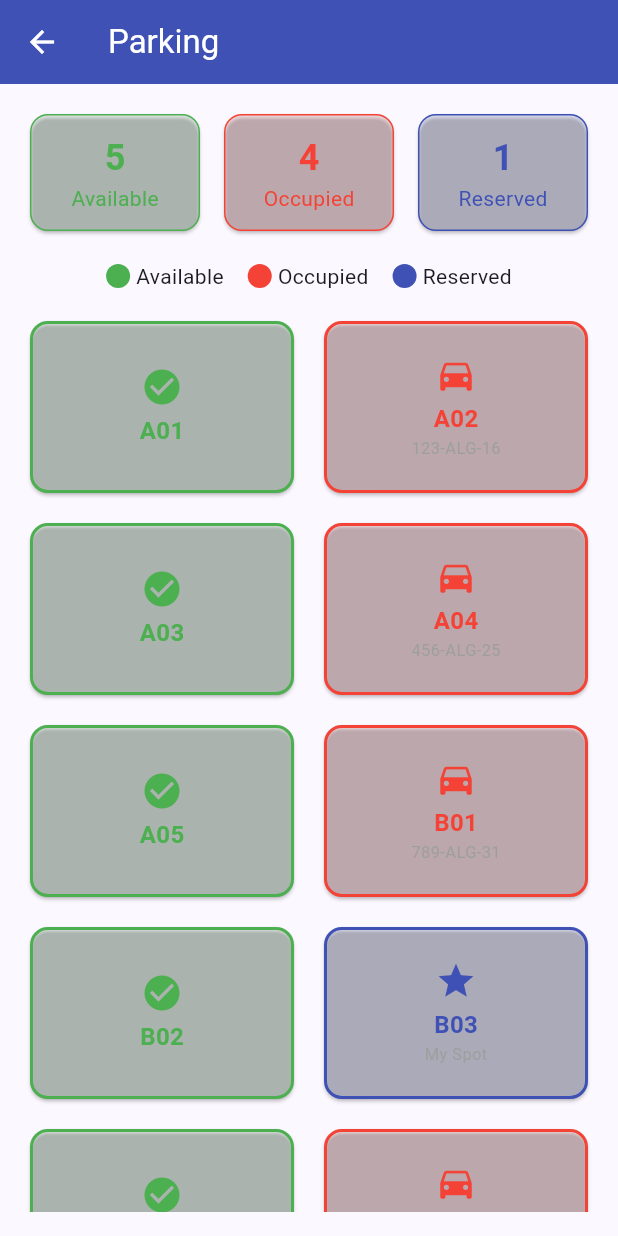
After one commit to ayasouaissia/smart_residence_app, a Flutter app: the ParkingScreen screen opened directly, on a phone screen of 412 x 824 dp. The commit adds this screen. Run offline on Flutter 3.47's test engine with Material 3 defaults, Android fonts, the light colour scheme and no system bars.

Commit message:
Day 4: Parking Screen

```diff
--- a/lib/screens/home_screen.dart
+++ b/lib/screens/home_screen.dart
@@ -3,6 +3,7 @@ import 'profile_screen.dart';
 import 'maintenance_screen.dart';
 import 'visitor_screen.dart';
 import 'vehicle_screen.dart';
+import 'parking_screen.dart';
 
 class HomeScreen extends StatelessWidget {
   const HomeScreen({super.key});
@@ -16,8 +17,8 @@ class HomeScreen extends StatelessWidget {
         foregroundColor: Colors.white,
       ),
       body: SingleChildScrollView(
-  padding: const EdgeInsets.all(24),
-  child: Column(
+        padding: const EdgeInsets.all(24),
+        child: Column(
           crossAxisAlignment: CrossAxisAlignment.start,
           children: [
             const Text(
@@ -72,6 +73,17 @@ class HomeScreen extends StatelessWidget {
                 MaterialPageRoute(builder: (_) => const VehicleScreen()),
               ),
             ),
+            const SizedBox(height: 16),
+            _menuCard(
+              context,
+              icon: Icons.local_parking,
+              title: "Parking",
+              subtitle: "Check parking spot availability",
+              onTap: () => Navigator.push(
+                context,
+                MaterialPageRoute(builder: (_) => const ParkingScreen()),
+              ),
+            ),
           ],
         ),
       ),
--- /dev/null
+++ b/lib/screens/parking_screen.dart
@@ -0,0 +1,191 @@
+import 'package:flutter/material.dart';
+
+class ParkingScreen extends StatefulWidget {
+  const ParkingScreen({super.key});
+
+  @override
+  State<ParkingScreen> createState() => _ParkingScreenState();
+}
+
+class _ParkingScreenState extends State<ParkingScreen> {
+  // Dummy parking data
+  final List<Map<String, dynamic>> _spots = [
+    {"number": "A01", "status": "available", "plate": ""},
+    {"number": "A02", "status": "occupied", "plate": "123-ALG-16"},
+    {"number": "A03", "status": "available", "plate": ""},
+    {"number": "A04", "status": "occupied", "plate": "456-ALG-25"},
+    {"number": "A05", "status": "available", "plate": ""},
+    {"number": "B01", "status": "occupied", "plate": "789-ALG-31"},
+    {"number": "B02", "status": "available", "plate": ""},
+    {"number": "B03", "status": "reserved", "plate": "My Spot"},
+    {"number": "B04", "status": "available", "plate": ""},
+    {"number": "B05", "status": "occupied", "plate": "321-ALG-09"},
+  ];
+
+  Color _getColor(String status) {
+    switch (status) {
+      case "available":
+        return Colors.green;
+      case "occupied":
+        return Colors.red;
+      case "reserved":
+        return Colors.indigo;
+      default:
+        return Colors.grey;
+    }
+  }
+
+  IconData _getIcon(String status) {
+    switch (status) {
+      case "available":
+        return Icons.check_circle;
+      case "occupied":
+        return Icons.directions_car;
+      case "reserved":
+        return Icons.star;
+      default:
+        return Icons.help;
+    }
+  }
+
+  @override
+  Widget build(BuildContext context) {
+    int available = _spots.where((s) => s["status"] == "available").length;
+    int occupied = _spots.where((s) => s["status"] == "occupied").length;
+    int reserved = _spots.where((s) => s["status"] == "reserved").length;
+
+    return Scaffold(
+      appBar: AppBar(
+        title: const Text("Parking"),
+        backgroundColor: Colors.indigo,
+        foregroundColor: Colors.white,
+      ),
+      body: Padding(
+        padding: const EdgeInsets.all(16),
+        child: Column(
+          children: [
+            // Summary cards
+            Row(
+              children: [
+                _summaryCard("Available", available, Colors.green),
+                const SizedBox(width: 8),
+                _summaryCard("Occupied", occupied, Colors.red),
+                const SizedBox(width: 8),
+                _summaryCard("Reserved", reserved, Colors.indigo),
+              ],
+            ),
+            const SizedBox(height: 16),
+
+            // Legend
+            Row(
+              mainAxisAlignment: MainAxisAlignment.center,
+              children: [
+                _legendItem(Colors.green, "Available"),
+                const SizedBox(width: 16),
+                _legendItem(Colors.red, "Occupied"),
+                const SizedBox(width: 16),
+                _legendItem(Colors.indigo, "Reserved"),
+              ],
+            ),
+            const SizedBox(height: 16),
+
+            // Parking grid
+            Expanded(
+              child: GridView.builder(
+                gridDelegate: const SliverGridDelegateWithFixedCrossAxisCount(
+                  crossAxisCount: 2,
+                  crossAxisSpacing: 12,
+                  mainAxisSpacing: 12,
+                  childAspectRatio: 1.5,
+                ),
+                itemCount: _spots.length,
+                itemBuilder: (context, index) {
+                  final spot = _spots[index];
+                  return Card(
+                    color: _getColor(spot["status"]).withOpacity(0.1),
+                    shape: RoundedRectangleBorder(
+                      borderRadius: BorderRadius.circular(12),
+                      side: BorderSide(
+                        color: _getColor(spot["status"]),
+                        width: 2,
+                      ),
+                    ),
+                    child: Column(
+                      mainAxisAlignment: MainAxisAlignment.center,
+                      children: [
+                        Icon(
+                          _getIcon(spot["status"]),
+                          color: _getColor(spot["status"]),
+                          size: 28,
+                        ),
+                        const SizedBox(height: 4),
+                        Text(
+                          spot["number"],
+                          style: TextStyle(
+                            fontSize: 16,
+                            fontWeight: FontWeight.bold,
+                            color: _getColor(spot["status"]),
+                          ),
+                        ),
+                        if (spot["plate"] != "")
+                          Text(
+                            spot["plate"],
+                            style: const TextStyle(
+                              fontSize: 11,
+                              color: Colors.grey,
+                            ),
+                          ),
+                      ],
+                    ),
+                  );
+                },
+              ),
+            ),
+          ],
+        ),
+      ),
+    );
+  }
+
+  Widget _summaryCard(String label, int count, Color color) {
+    return Expanded(
+      child: Card(
+        color: color.withOpacity(0.1),
+        shape: RoundedRectangleBorder(
+          borderRadius: BorderRadius.circular(12),
+          side: BorderSide(color: color),
+        ),
+        child: Padding(
+          padding: const EdgeInsets.all(12),
+          child: Column(
+            children: [
+              Text(
+                count.toString(),
+                style: TextStyle(
+                  fontSize: 24,
+                  fontWeight: FontWeight.bold,
+                  color: color,
+                ),
+              ),
+              Text(label, style: TextStyle(color: color)),
+            ],
+          ),
+        ),
+      ),
+    );
+  }
+
+  Widget _legendItem(Color color, String label) {
+    return Row(
+      children: [
+        Container(
+          width: 16,
+          height: 16,
+          decoration: BoxDecoration(color: color, shape: BoxShape.circle),
+        ),
+        const SizedBox(width: 4),
+        Text(label),
+      ],
+    );
+  }
+}
```
